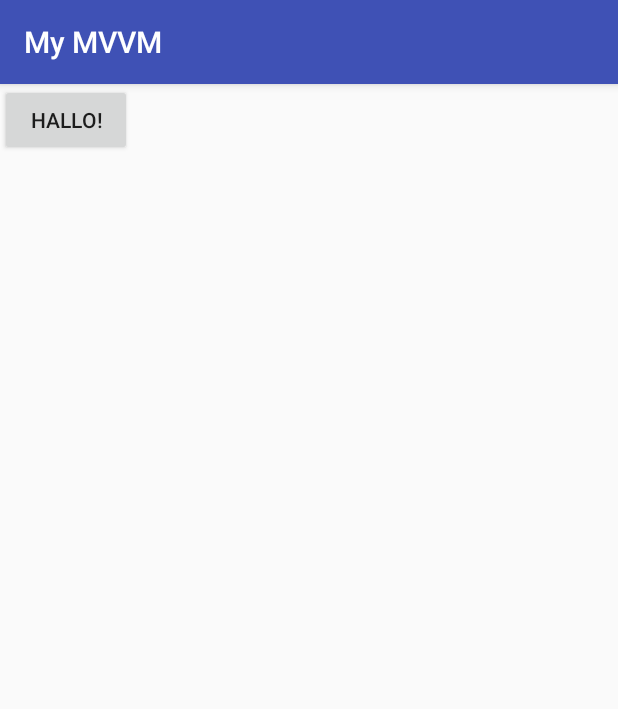
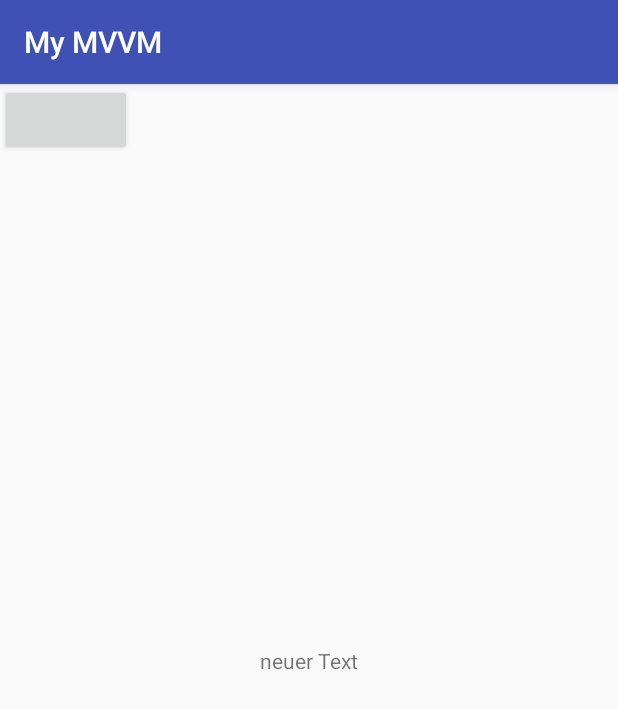
Before and after one commit to logerjoger/mvvm, an Android app: the screen it shows after launch (MainActivity), after a tap on an icon or button, on a phone screen of 412 x 824 dp. Shown: the top 709 px of the screen. Run offline under Robolectric (Android 15) with nearby library versions, the phone set to English and light mode, and no system bars; our stand-ins replace data binding.

Commit message:
"notifyPropertyChanged" for binding

```diff
--- a/app/src/main/java/com/example/swolfram/mymvvm/MainViewModel.java
+++ b/app/src/main/java/com/example/swolfram/mymvvm/MainViewModel.java
@@ -1,5 +1,7 @@
 package com.example.swolfram.mymvvm;
 
+import android.databinding.BaseObservable;
+import android.databinding.Bindable;
 import android.view.View;
 import android.widget.TextView;
 
@@ -7,27 +9,23 @@ import android.widget.TextView;
  * Created by s.wolfram on 21.02.18.
  */
 
-public class MainViewModel {
+public class MainViewModel extends BaseObservable{
+
+    public String text;
 
     public boolean isAdult = true;
 
-    public MainViewModel(String text) {
+    MainViewModel(String text) {
         this.text = text;
     }
 
+    @Bindable
     public String getText() {
         return text;
     }
 
     public void setText(String text) {
         this.text = text;
+        notifyPropertyChanged(BR.text);
     }
-
-    public String text;
-
-
-    public void onClickView(View view) {
-        text = "Hallo";
-    }
-
 }
--- a/app/src/main/java/com/example/swolfram/mymvvm/Presenter.java
+++ b/app/src/main/java/com/example/swolfram/mymvvm/Presenter.java
@@ -10,6 +10,6 @@ import android.widget.TextView;
 
 public class Presenter {
     public void onClickView(View view, MainViewModel viewModel) {
-        ((TextView)view).setText("Hallo!");
+        viewModel.setText("neuer Text");
     }
 }
--- a/app/src/main/res/layout/activity_main.xml
+++ b/app/src/main/res/layout/activity_main.xml
@@ -3,6 +3,7 @@
     xmlns:app="http://schemas.android.com/apk/res-auto">
     <data>
         <import type="android.view.View"/>
+
         <variable name="user" type="com.example.swolfram.mymvvm.MainViewModel" />
         <variable
             name="handler"
@@ -18,7 +19,7 @@
         android:id="@+id/text"
         android:layout_width="wrap_content"
         android:layout_height="wrap_content"
-        android:text="@{user.isAdult ? View.VISIBLE  : View.GONE}"
+        android:text='@{user.isAdult ? user.text : ""}'
         app:layout_constraintBottom_toBottomOf="parent"
         app:layout_constraintLeft_toLeftOf="parent"
         app:layout_constraintRight_toRightOf="parent"
```
